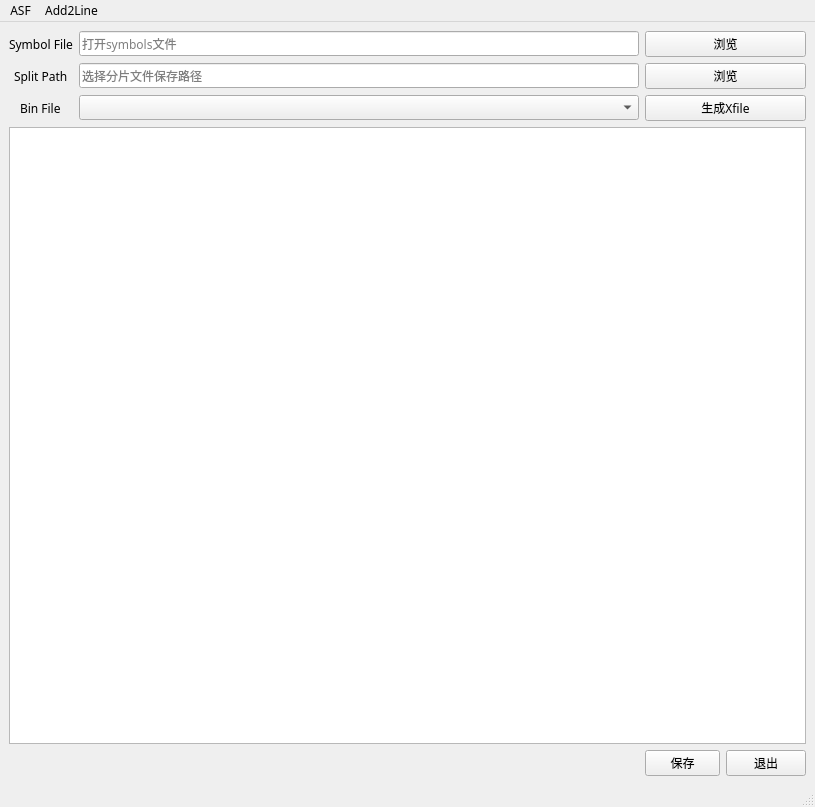
Qt form 2.Xfile/untitled.ui (Meov/dump_modem_tools) before a commit.
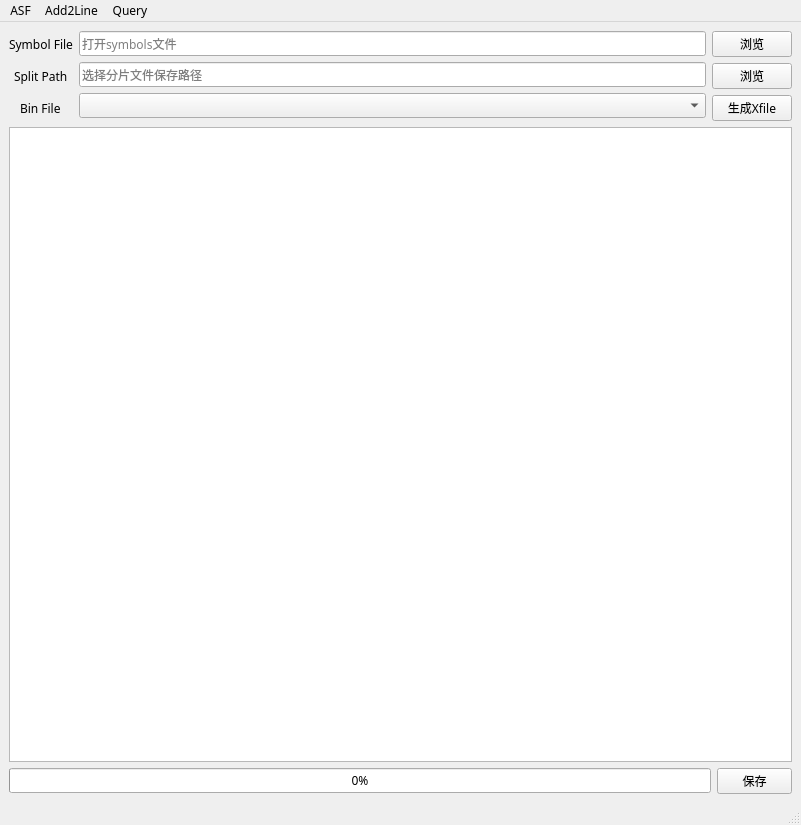
The same form after that commit.

Diff of the .ui file:
```diff
--- a/2.Xfile/untitled.ui
+++ b/2.Xfile/untitled.ui
@@ -6,8 +6,8 @@
    <rect>
     <x>0</x>
     <y>0</y>
-    <width>815</width>
-    <height>807</height>
+    <width>801</width>
+    <height>825</height>
    </rect>
   </property>
   <property name="font">
@@ -21,60 +21,10 @@
    <string>XfileGenerator</string>
   </property>
   <widget class="QWidget" name="centralwidget">
-   <layout class="QGridLayout" name="gridLayout_2">
-    <item row="6" column="0">
-     <layout class="QGridLayout" name="gridLayout">
-      <item row="1" column="2" colspan="2">
-       <widget class="QPushButton" name="dump_browse_Button">
-        <property name="text">
-         <string>浏览</string>
-        </property>
-       </widget>
-      </item>
-      <item row="0" column="2" colspan="2">
-       <widget class="QPushButton" name="symButton">
-        <property name="text">
-         <string>浏览</string>
-        </property>
-       </widget>
-      </item>
+   <layout class="QGridLayout" name="gridLayout_7">
+    <item row="1" column="1">
+     <layout class="QGridLayout" name="gridLayout_6">
       <item row="0" column="0">
-       <widget class="QLabel" name="symlabel">
-        <property name="text">
-         <string>Symbol File</string>
-        </property>
-        <property name="textFormat">
-         <enum>Qt::AutoText</enum>
-        </property>
-        <property name="alignment">
-         <set>Qt::AlignCenter</set>
-        </property>
-       </widget>
-      </item>
-      <item row="2" column="0">
-       <widget class="QLabel" name="binfilelable">
-        <property name="text">
-         <string>Bin File</string>
-        </property>
-        <property name="indent">
-         <number>11</number>
-        </property>
-       </widget>
-      </item>
-      <item row="2" column="1">
-       <widget class="QComboBox" name="combo_dump_name"/>
-      </item>
-      <item row="1" column="0">
-       <widget class="QLabel" name="splitlable">
-        <property name="text">
-         <string>Split Path</string>
-        </property>
-        <property name="indent">
-         <number>5</number>
-        </property>
-       </widget>
-      </item>
-      <item row="13" column="2">
        <widget class="QPushButton" name="txtButton">
         <property name="enabled">
          <bool>true</bool>
@@ -93,21 +43,52 @@
         </property>
        </widget>
       </item>
-      <item row="1" column="1">
-       <widget class="QLineEdit" name="dump_path_line">
-        <property name="placeholderText">
-         <string>选择分片文件保存路径</string>
-        </property>
-       </widget>
-      </item>
-      <item row="13" column="3">
-       <widget class="QPushButton" name="app_exit_Button">
+     </layout>
+    </item>
+    <item row="0" column="0" colspan="2">
+     <layout class="QGridLayout" name="gridLayout_5">
+      <item row="0" column="0">
+       <layout class="QGridLayout" name="gridLayout_4">
+        <item row="0" column="0">
+         <layout class="QGridLayout" name="gridLayout_3">
+          <item row="0" column="0">
+           <widget class="QLabel" name="symlabel">
+            <property name="text">
+             <string>Symbol File</string>
+            </property>
+            <property name="textFormat">
+             <enum>Qt::AutoText</enum>
+            </property>
+            <property name="alignment">
+             <set>Qt::AlignCenter</set>
+            </property>
+           </widget>
+          </item>
+          <item row="1" column="0">
+           <widget class="QLabel" name="splitlable">
         <property name="text">
-         <string>退出</string>
-        </property>
-       </widget>
+             <string>Split Path</string>
+            </property>
+            <property name="indent">
+             <number>5</number>
+            </property>
+           </widget>
+          </item>
+          <item row="2" column="0">
+           <widget class="QLabel" name="binfilelable">
+            <property name="text">
+             <string>Bin File</string>
+            </property>
+            <property name="indent">
+             <number>11</number>
+            </property>
+           </widget>
+          </item>
+         </layout>
       </item>
       <item row="0" column="1">
+         <layout class="QGridLayout" name="gridLayout_2">
+          <item row="0" column="0">
        <widget class="QLineEdit" name="symline">
         <property name="text">
          <string/>
@@ -117,14 +98,46 @@
         </property>
        </widget>
       </item>
-      <item row="2" column="2" colspan="2">
+          <item row="1" column="0">
+           <widget class="QLineEdit" name="dump_path_line">
+            <property name="placeholderText">
+             <string>选择分片文件保存路径</string>
+            </property>
+           </widget>
+          </item>
+          <item row="2" column="0">
+           <widget class="QComboBox" name="combo_dump_name"/>
+          </item>
+         </layout>
+        </item>
+        <item row="0" column="2">
+         <layout class="QGridLayout" name="gridLayout">
+          <item row="0" column="0">
+           <widget class="QPushButton" name="symButton">
+            <property name="text">
+             <string>浏览</string>
+            </property>
+           </widget>
+          </item>
+          <item row="1" column="0">
+           <widget class="QPushButton" name="dump_browse_Button">
+            <property name="text">
+             <string>浏览</string>
+            </property>
+           </widget>
+          </item>
+          <item row="2" column="0">
        <widget class="QPushButton" name="generateButton">
         <property name="text">
          <string>生成Xfile</string>
         </property>
        </widget>
       </item>
-      <item row="12" column="0" colspan="4">
+         </layout>
+        </item>
+       </layout>
+      </item>
+      <item row="1" column="0">
        <widget class="QTextBrowser" name="xfileoutput">
         <property name="font">
          <font>
@@ -140,6 +153,25 @@
       </item>
      </layout>
     </item>
+    <item row="1" column="0">
+     <widget class="QProgressBar" name="progressBar">
+      <property name="acceptDrops">
+       <bool>true</bool>
+      </property>
+      <property name="autoFillBackground">
+       <bool>true</bool>
+      </property>
+      <property name="value">
+       <number>0</number>
+      </property>
+      <property name="textVisible">
+       <bool>true</bool>
+      </property>
+      <property name="invertedAppearance">
+       <bool>false</bool>
+      </property>
+     </widget>
+    </item>
    </layout>
   </widget>
   <widget class="QMenuBar" name="menubar">
@@ -147,7 +179,7 @@
     <rect>
      <x>0</x>
      <y>0</y>
-     <width>815</width>
+     <width>801</width>
      <height>23</height>
     </rect>
    </property>
@@ -166,8 +198,15 @@
     <addaction name="separator"/>
     <addaction name="actionSelectExe"/>
    </widget>
+   <widget class="QMenu" name="menuQuery">
+    <property name="title">
+     <string>Query</string>
+    </property>
+    <addaction name="actionquery_item"/>
+   </widget>
    <addaction name="menuASF"/>
    <addaction name="menuAdd2Line"/>
+   <addaction name="menuQuery"/>
   </widget>
   <widget class="QStatusBar" name="statusbar"/>
   <action name="actionSelectFile">
```
Left out of the diff: 5 changed lines with no effect on the pictures. Lines whose indentation alone changed are shown as unchanged.
